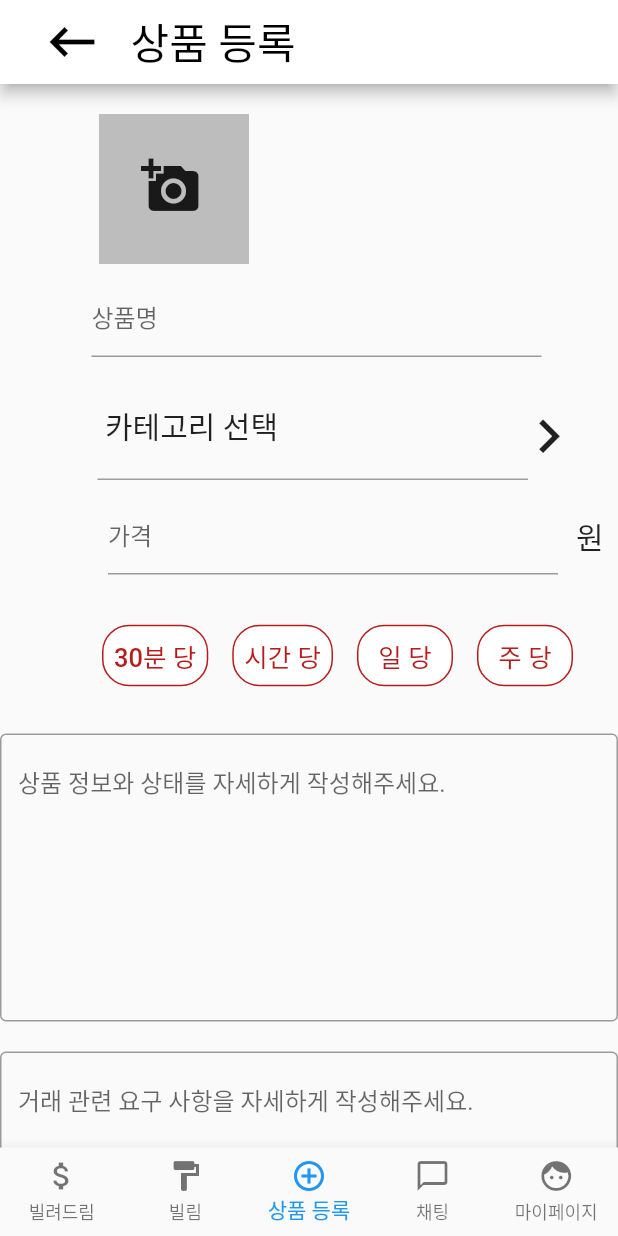
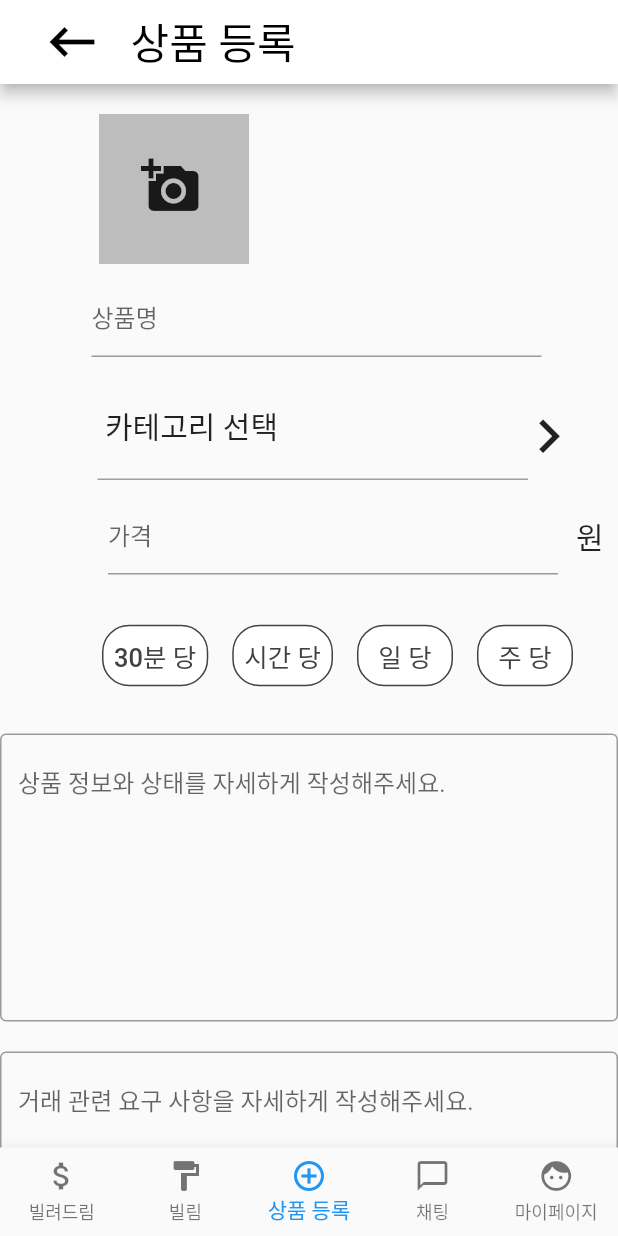
Before and after one commit to SRCdevvv/BillRun, a Flutter app: the screen it shows after launch, item 3 of the bottom bar chosen, on a phone screen of 412 x 824 dp. Run offline on Flutter 3.47's test engine with Material 2 defaults, Android fonts, the phone set to English and light mode, and no system bars; our stand-ins replace carousel_slider, image_picker.

Commit message:
add TODO

```diff
--- a/bilrun/lib/screens/mypage/mypage_screen.dart
+++ b/bilrun/lib/screens/mypage/mypage_screen.dart
@@ -24,6 +24,7 @@ class _MyPageScreenState extends State<MyPageScreen> {
                     children: <Widget> [
 
                       //TODO 그림자 효과 넣기
+                      //TODO 프로필 사진 바꾸기
                       Padding(
                         padding: const EdgeInsets.fromLTRB(10, 20, 10, 10),
                         child: CircleAvatar(
@@ -31,6 +32,7 @@ class _MyPageScreenState extends State<MyPageScreen> {
                           backgroundImage: AssetImage('assets/images/main_1.jpg'),
                         ),
                       ),
+                      //TODO 닉네임 바꾸기
                       Column(
                         children: [
                           Padding(
@@ -90,6 +92,7 @@ class _MyPageScreenState extends State<MyPageScreen> {
                       child : Center(
                         child: Row(
 
+                        //TODO 아이콘 대신 사진 넣어 제플린이랑 똑같이 만들기
                             children: <Widget> [
                               CircleButton(Icons.favorite_outline_sharp, "찜한목록"),
                               CircleButton(Icons.rate_review_outlined, "리뷰 목록"),
--- a/bilrun/lib/screens/product_detail.dart
+++ b/bilrun/lib/screens/product_detail.dart
@@ -17,6 +17,7 @@ class _ProductDetailScreenState extends State<ProductDetailScreen> {
       home: Scaffold(
           appBar: PreferredSize(
             preferredSize: const Size.fromHeight(100),
+            //TODO 앱 바 모양 바꾸 앱바가 아니라 사진에 stack으로 버튼을 붙여야할듯,,
             child: BillrunAppbar(),
           ),
           body: SafeArea(
--- a/bilrun/lib/screens/product_register/register_main.dart
+++ b/bilrun/lib/screens/product_register/register_main.dart
@@ -49,7 +49,7 @@ class _ProductRegisterWidgetState extends State<ProductRegisterWidget> {
     return Container(
       child: Column(
         children: <Widget>[
-          //TODO 이미지 픽커
+          //TODO 이미지 픽커 추가하기
           CameraImagePicker(),
 
           Padding(
@@ -92,6 +92,7 @@ class _ProductRegisterWidgetState extends State<ProductRegisterWidget> {
           Padding(
             padding: const EdgeInsets.fromLTRB(60, 0, 0, 10),
             child: Row(
+            //TODO 버튼 눌리면 빨강색으로 바뀌도록
               children: <Widget>[
                 TimeStandard('30분 당'),
                 TimeStandard("시간 당"),
@@ -133,7 +134,7 @@ class _ProductRegisterWidgetState extends State<ProductRegisterWidget> {
             ],
           ),
 
-          //TODO gesture detector에 기능 추가하기
+          //TODO gesture detector에 등록하는 기 추가하기
           GestureDetector(
             child: Container(
               padding: EdgeInsets.fromLTRB(0, 10, 0, 0),
@@ -177,7 +178,7 @@ TextButton TimeStandard(String timeStandard) {
     style: TextButton.styleFrom(
       shape: RoundedRectangleBorder(
         borderRadius: BorderRadius.circular(18.0),
-        side: BorderSide(color: Colors.red[900]),
+        side: BorderSide(color: Colors.grey[800]),
       ),
       backgroundColor: Colors.white,
     ),
@@ -186,7 +187,7 @@ TextButton TimeStandard(String timeStandard) {
       "$timeStandard",
       style: TextStyle(
         fontSize: 17.0,
-        color: Colors.red[900],
+        color: Colors.grey[800],
       ),
     ),
   ));
--- a/bilrun/lib/widgets/banner.dart
+++ b/bilrun/lib/widgets/banner.dart
@@ -15,6 +15,7 @@ final List<String> imgList = [
 class _BannerWidget extends State<BannerWidget> {
   int _current = 0;
 
+  //TODO 3초에 하나씩 자동으로 넘어가도록 만들
   @override
   Widget build(BuildContext context) {
     return Container(
```
